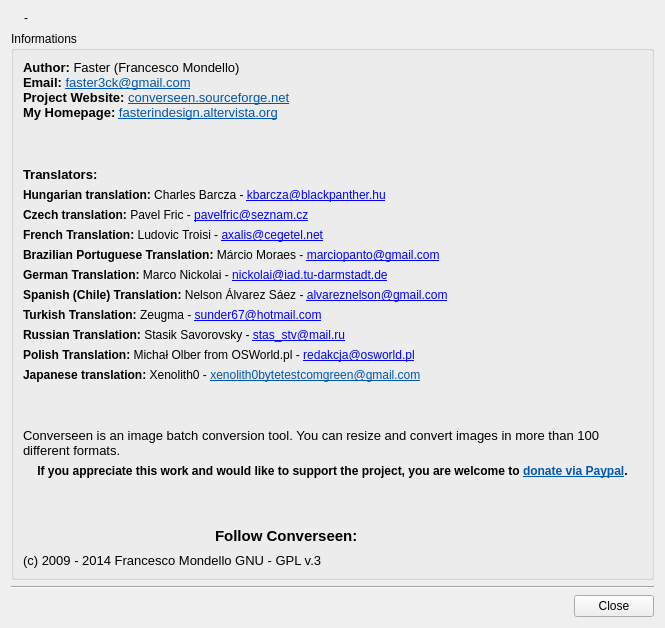
Faster3ck/Converseen, file ui/dialoginfo.ui: the form before one commit.
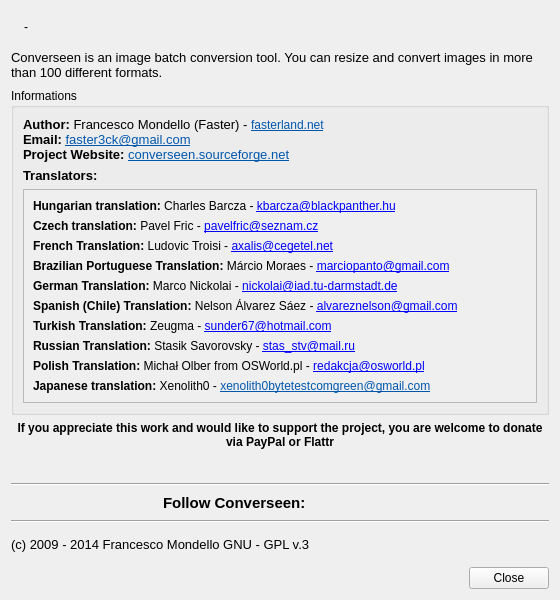
The form after the commit. Icons and pictures are not drawn.

```diff
--- a/ui/dialoginfo.ui
+++ b/ui/dialoginfo.ui
@@ -6,10 +6,16 @@
    <rect>
     <x>0</x>
     <y>0</y>
-    <width>665</width>
-    <height>628</height>
+    <width>560</width>
+    <height>600</height>
    </rect>
   </property>
+  <property name="sizePolicy">
+   <sizepolicy hsizetype="Maximum" vsizetype="Maximum">
+    <horstretch>0</horstretch>
+    <verstretch>0</verstretch>
+   </sizepolicy>
+  </property>
   <property name="windowTitle">
    <string>About Converseen...</string>
   </property>
@@ -41,42 +47,48 @@
      </item>
     </layout>
    </item>
+   <item>
+    <widget class="QLabel" name="label_3">
+     <property name="text">
+      <string>&lt;!DOCTYPE HTML PUBLIC &quot;-//W3C//DTD HTML 4.0//EN&quot; &quot;http://www.w3.org/TR/REC-html40/strict.dtd&quot;&gt;
+&lt;html&gt;&lt;head&gt;&lt;meta name=&quot;qrichtext&quot; content=&quot;1&quot; /&gt;&lt;style type=&quot;text/css&quot;&gt;
+p, li { white-space: pre-wrap; }
+&lt;/style&gt;&lt;/head&gt;&lt;body style=&quot; font-family:'MS Shell Dlg 2'; font-size:8.25pt; font-weight:400; font-style:normal;&quot;&gt;
+&lt;p style=&quot; margin-top:0px; margin-bottom:0px; margin-left:0px; margin-right:0px; -qt-block-indent:0; text-indent:0px;&quot;&gt;&lt;span style=&quot; font-size:10pt;&quot;&gt;Converseen is an image batch conversion tool. You can resize and convert images in more than 100 different formats.&lt;/span&gt;&lt;/p&gt;&lt;/body&gt;&lt;/html&gt;</string>
+     </property>
+     <property name="wordWrap">
+      <bool>true</bool>
+     </property>
+    </widget>
+   </item>
    <item>
     <widget class="QGroupBox" name="groupBox">
+     <property name="sizePolicy">
+      <sizepolicy hsizetype="Preferred" vsizetype="Maximum">
+       <horstretch>0</horstretch>
+       <verstretch>0</verstretch>
+      </sizepolicy>
+     </property>
      <property name="title">
       <string>Informations</string>
      </property>
-     <layout class="QVBoxLayout" name="verticalLayout">
+     <layout class="QVBoxLayout" name="verticalLayout_4">
       <item>
        <widget class="QLabel" name="label">
         <property name="text">
          <string>&lt;!DOCTYPE HTML PUBLIC &quot;-//W3C//DTD HTML 4.0//EN&quot; &quot;http://www.w3.org/TR/REC-html40/strict.dtd&quot;&gt;
 &lt;html&gt;&lt;head&gt;&lt;meta name=&quot;qrichtext&quot; content=&quot;1&quot; /&gt;&lt;style type=&quot;text/css&quot;&gt;
 p, li { white-space: pre-wrap; }
-&lt;/style&gt;&lt;/head&gt;&lt;body style=&quot; font-family:'Sans Serif'; font-size:10pt; font-weight:400; font-style:normal;&quot;&gt;
-&lt;p style=&quot; margin-top:0px; margin-bottom:0px; margin-left:0px; margin-right:0px; -qt-block-indent:0; text-indent:0px;&quot;&gt;&lt;span style=&quot; font-weight:600;&quot;&gt;Author: &lt;/span&gt;Faster (Francesco Mondello)&lt;/p&gt;
-&lt;p style=&quot; margin-top:0px; margin-bottom:0px; margin-left:0px; margin-right:0px; -qt-block-indent:0; text-indent:0px;&quot;&gt;&lt;span style=&quot; font-weight:600;&quot;&gt;Email: &lt;/span&gt;&lt;a href=&quot;faster3ck@gmail.com&quot;&gt;&lt;span style=&quot; text-decoration: underline; color:#0057ae;&quot;&gt;faster3ck@gmail.com&lt;/span&gt;&lt;/a&gt;&lt;/p&gt;
-&lt;p style=&quot; margin-top:0px; margin-bottom:0px; margin-left:0px; margin-right:0px; -qt-block-indent:0; text-indent:0px;&quot;&gt;&lt;span style=&quot; font-weight:600;&quot;&gt;Project Website: &lt;/span&gt;&lt;a href=&quot;http://converseen.sourceforge.net&quot;&gt;&lt;span style=&quot; text-decoration: underline; color:#0057ae;&quot;&gt;converseen.sourceforge.net&lt;/span&gt;&lt;/a&gt;&lt;/p&gt;
-&lt;p style=&quot; margin-top:0px; margin-bottom:0px; margin-left:0px; margin-right:0px; -qt-block-indent:0; text-indent:0px;&quot;&gt;&lt;span style=&quot; font-weight:600;&quot;&gt;My Homepage: &lt;/span&gt;&lt;a href=&quot;http://fasterindesign.altervista.org&quot;&gt;&lt;span style=&quot; text-decoration: underline; color:#0057ae;&quot;&gt;fasterindesign.altervista.org&lt;/span&gt;&lt;/a&gt;&lt;/p&gt;&lt;/body&gt;&lt;/html&gt;</string>
+&lt;/style&gt;&lt;/head&gt;&lt;body style=&quot; font-family:'Sans Serif'; font-size:9pt; font-weight:400; font-style:normal;&quot;&gt;
+&lt;p style=&quot; margin-top:0px; margin-bottom:0px; margin-left:0px; margin-right:0px; -qt-block-indent:0; text-indent:0px;&quot;&gt;&lt;span style=&quot; font-size:10pt; font-weight:600;&quot;&gt;Author: &lt;/span&gt;&lt;span style=&quot; font-size:10pt;&quot;&gt;Francesco Mondello (Faster) - &lt;/span&gt;&lt;a href=&quot;http://fasterland.net/&quot;&gt;&lt;span style=&quot; text-decoration: underline; color:#0057ae;&quot;&gt;fasterland.net&lt;/span&gt;&lt;/a&gt;&lt;/p&gt;
+&lt;p style=&quot; margin-top:0px; margin-bottom:0px; margin-left:0px; margin-right:0px; -qt-block-indent:0; text-indent:0px;&quot;&gt;&lt;span style=&quot; font-size:10pt; font-weight:600;&quot;&gt;Email: &lt;/span&gt;&lt;a href=&quot;faster3ck@gmail.com&quot;&gt;&lt;span style=&quot; font-size:10pt; text-decoration: underline; color:#0057ae;&quot;&gt;faster3ck@gmail.com&lt;/span&gt;&lt;/a&gt;&lt;/p&gt;
+&lt;p style=&quot; margin-top:0px; margin-bottom:0px; margin-left:0px; margin-right:0px; -qt-block-indent:0; text-indent:0px;&quot;&gt;&lt;span style=&quot; font-size:10pt; font-weight:600;&quot;&gt;Project Website: &lt;/span&gt;&lt;a href=&quot;http://converseen.sourceforge.net&quot;&gt;&lt;span style=&quot; font-size:10pt; text-decoration: underline; color:#0057ae;&quot;&gt;converseen.sourceforge.net&lt;/span&gt;&lt;/a&gt;&lt;/p&gt;&lt;/body&gt;&lt;/html&gt;</string>
         </property>
         <property name="openExternalLinks">
          <bool>true</bool>
         </property>
        </widget>
       </item>
-      <item>
-       <spacer name="verticalSpacer">
-        <property name="orientation">
-         <enum>Qt::Vertical</enum>
-        </property>
-        <property name="sizeHint" stdset="0">
-         <size>
-          <width>20</width>
-          <height>40</height>
-         </size>
-        </property>
-       </spacer>
-      </item>
       <item>
        <widget class="QLabel" name="label_6">
         <property name="text">
@@ -89,6 +101,27 @@
        </widget>
       </item>
       <item>
+       <widget class="QScrollArea" name="scrollArea">
+        <property name="sizePolicy">
+         <sizepolicy hsizetype="Preferred" vsizetype="Maximum">
+          <horstretch>0</horstretch>
+          <verstretch>0</verstretch>
+         </sizepolicy>
+        </property>
+        <property name="widgetResizable">
+         <bool>true</bool>
+        </property>
+        <widget class="QWidget" name="scrollAreaWidgetContents">
+         <property name="geometry">
+          <rect>
+           <x>0</x>
+           <y>0</y>
+           <width>517</width>
+           <height>194</height>
+          </rect>
+         </property>
+         <layout class="QVBoxLayout" name="verticalLayout_3">
+          <item>
        <widget class="QLabel" name="label_8">
         <property name="text">
          <string>&lt;strong&gt;Hungarian translation: &lt;/strong&gt;Charles Barcza - &lt;a href=&quot;mailto:kbarcza@blackpanther.hu&quot;&gt;kbarcza@blackpanther.hu&lt;/a&gt;</string>
@@ -167,62 +200,81 @@
         </property>
        </widget>
       </item>
-      <item>
-       <spacer name="verticalSpacer_3">
-        <property name="orientation">
-         <enum>Qt::Vertical</enum>
-        </property>
-        <property name="sizeHint" stdset="0">
-         <size>
-          <width>20</width>
-          <height>40</height>
-         </size>
-        </property>
-       </spacer>
+         </layout>
+        </widget>
+       </widget>
       </item>
-      <item>
-       <widget class="QLabel" name="label_3">
-        <property name="text">
-         <string>&lt;!DOCTYPE HTML PUBLIC &quot;-//W3C//DTD HTML 4.0//EN&quot; &quot;http://www.w3.org/TR/REC-html40/strict.dtd&quot;&gt;
-&lt;html&gt;&lt;head&gt;&lt;meta name=&quot;qrichtext&quot; content=&quot;1&quot; /&gt;&lt;style type=&quot;text/css&quot;&gt;
-p, li { white-space: pre-wrap; }
-&lt;/style&gt;&lt;/head&gt;&lt;body style=&quot; font-family:'MS Shell Dlg 2'; font-size:8.25pt; font-weight:400; font-style:normal;&quot;&gt;
-&lt;p style=&quot; margin-top:0px; margin-bottom:0px; margin-left:0px; margin-right:0px; -qt-block-indent:0; text-indent:0px;&quot;&gt;&lt;span style=&quot; font-size:10pt;&quot;&gt;Converseen is an image batch conversion tool. You can resize and convert images in more than 100 different formats.&lt;/span&gt;&lt;/p&gt;&lt;/body&gt;&lt;/html&gt;</string>
-        </property>
-        <property name="wordWrap">
-         <bool>true</bool>
-        </property>
+     </layout>
        </widget>
       </item>
       <item>
-       <widget class="QLabel" name="label_15">
+    <layout class="QVBoxLayout" name="verticalLayout">
+     <item>
+      <widget class="QLabel" name="label_18">
         <property name="text">
-         <string>&lt;html&gt;&lt;head/&gt;&lt;body&gt;&lt;p align=&quot;center&quot;&gt;&lt;span style=&quot; font-weight:600;&quot;&gt;If you appreciate this work and would like to support the project, you are welcome to &lt;/span&gt;&lt;a href=&quot;http://converseen.sourceforge.net/#donations&quot;&gt;&lt;span style=&quot; font-weight:600; text-decoration: underline; color:#0057ae;&quot;&gt;donate via Paypal&lt;/span&gt;&lt;/a&gt;&lt;span style=&quot; font-weight:600;&quot;&gt;.&lt;/span&gt;&lt;/p&gt;&lt;/body&gt;&lt;/html&gt;</string>
+        <string>&lt;html&gt;&lt;head/&gt;&lt;body&gt;&lt;p align=&quot;center&quot;&gt;&lt;span style=&quot; font-weight:600;&quot;&gt;If you appreciate this work and would like to support the project, you are welcome to donate via PayPal or Flattr&lt;/span&gt;&lt;/p&gt;&lt;/body&gt;&lt;/html&gt;</string>
         </property>
         <property name="wordWrap">
          <bool>true</bool>
         </property>
-        <property name="openExternalLinks">
-         <bool>true</bool>
-        </property>
-       </widget>
-      </item>
-      <item>
-       <spacer name="verticalSpacer_2">
-        <property name="orientation">
-         <enum>Qt::Vertical</enum>
-        </property>
-        <property name="sizeHint" stdset="0">
-         <size>
-          <width>20</width>
-          <height>40</height>
-         </size>
-        </property>
-       </spacer>
-      </item>
+      </widget>
+     </item>
       <item>
        <layout class="QHBoxLayout" name="horizontalLayout_4">
         <item>
+        <widget class="QPushButton" name="pushDonatePayPal">
+         <property name="text">
+          <string/>
+         </property>
+         <property name="icon">
+          <iconset resource="../resources.qrc">
+           <normaloff>:/Images/res/btn_donateCC_LG.gif</normaloff>:/Images/res/btn_donateCC_LG.gif</iconset>
+         </property>
+         <property name="iconSize">
+          <size>
+           <width>150</width>
+           <height>50</height>
+          </size>
+         </property>
+         <property name="flat">
+          <bool>true</bool>
+         </property>
+        </widget>
+       </item>
+       <item>
+        <widget class="QPushButton" name="pushDonateFlattr">
+         <property name="text">
+          <string/>
+         </property>
+         <property name="icon">
+          <iconset resource="../resources.qrc">
+           <normaloff>:/Images/res/flattr.png</normaloff>:/Images/res/flattr.png</iconset>
+         </property>
+         <property name="iconSize">
+          <size>
+           <width>200</width>
+           <height>50</height>
+          </size>
+         </property>
+         <property name="flat">
+          <bool>true</bool>
+         </property>
+        </widget>
+       </item>
+      </layout>
+     </item>
+    </layout>
+   </item>
+   <item>
+    <widget class="Line" name="line_2">
+     <property name="orientation">
+      <enum>Qt::Horizontal</enum>
+     </property>
+    </widget>
+   </item>
+   <item>
+    <layout class="QHBoxLayout" name="horizontalLayout_5">
+     <item>
          <spacer name="horizontalSpacer_2">
           <property name="orientation">
            <enum>Qt::Horizontal</enum>
@@ -258,8 +310,8 @@
             </property>
             <property name="iconSize">
              <size>
-              <width>50</width>
-              <height>50</height>
+           <width>32</width>
+           <height>32</height>
              </size>
             </property>
             <property name="flat">
@@ -281,8 +333,8 @@
             </property>
             <property name="iconSize">
              <size>
-              <width>50</width>
-              <height>50</height>
+           <width>32</width>
+           <height>32</height>
              </size>
             </property>
             <property name="flat">
@@ -307,6 +359,13 @@
         </item>
        </layout>
       </item>
+   <item>
+    <widget class="Line" name="line">
+     <property name="orientation">
+      <enum>Qt::Horizontal</enum>
+     </property>
+    </widget>
+   </item>
       <item>
        <widget class="QLabel" name="label_2">
         <property name="text">
@@ -318,16 +377,6 @@
         </property>
        </widget>
       </item>
-     </layout>
-    </widget>
-   </item>
-   <item>
-    <widget class="Line" name="line">
-     <property name="orientation">
-      <enum>Qt::Horizontal</enum>
-     </property>
-    </widget>
-   </item>
    <item>
     <layout class="QHBoxLayout" name="horizontalLayout_2">
      <item>
```
Left out of the diff: 5 changed lines with no effect on the pictures. Lines whose indentation alone changed are shown as unchanged.
